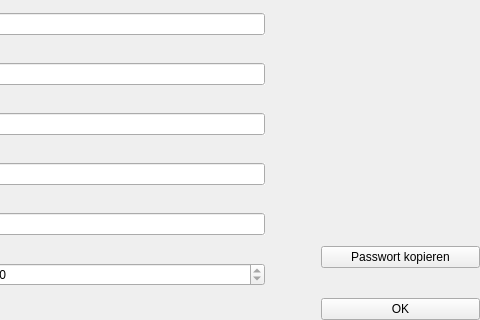
First picture: the form in accountdialog.ui, repository Kri-7-q/PWMangerUI, before the edit; both pictures show x 211 to 691 and y 165 to 485 of the 691 by 485 pixel window.
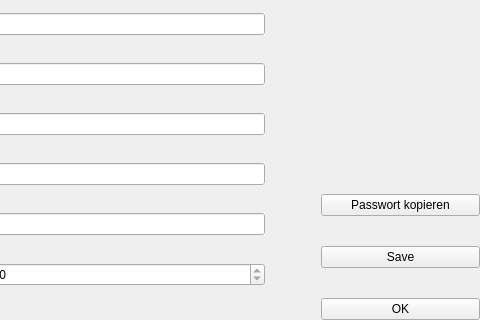
Second picture: the form after the edit.

```diff
--- a/accountdialog.ui
+++ b/accountdialog.ui
@@ -212,6 +212,16 @@
        </property>
       </widget>
      </item>
+     <item>
+      <widget class="QPushButton" name="btnSaveData">
+       <property name="enabled">
+        <bool>true</bool>
+       </property>
+       <property name="text">
+        <string>Save</string>
+       </property>
+      </widget>
+     </item>
      <item>
       <widget class="QPushButton" name="btnOK">
        <property name="text">
```
